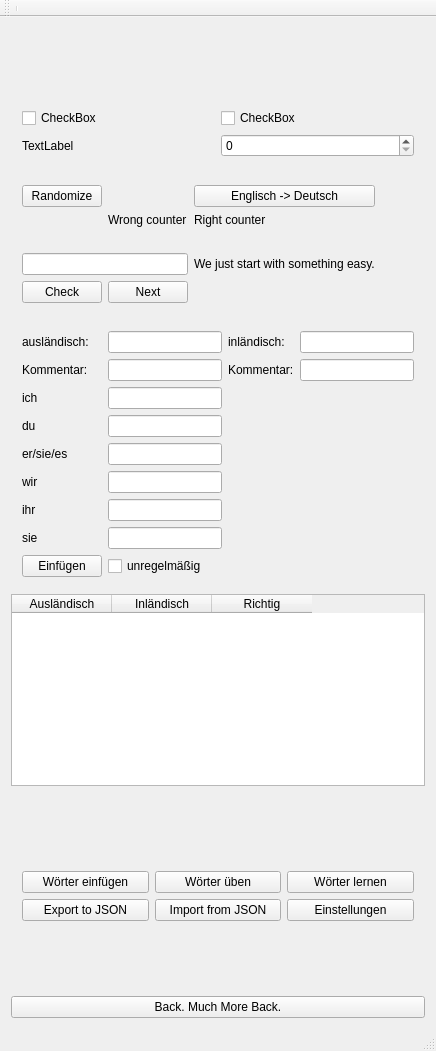
The window that mainwindow.ui (MisterHyde/vocaburglary) describes before a commit, drawn with Qt 5.
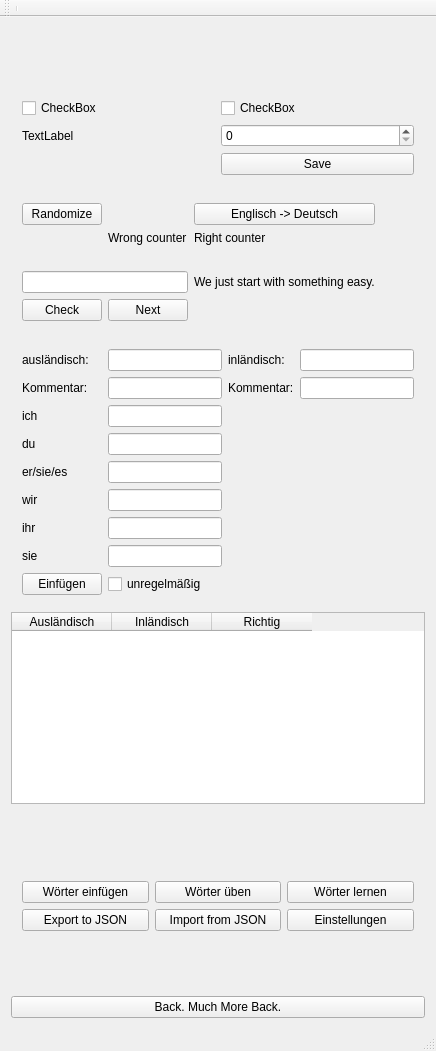
The same window after the commit.

The edit to the form file:
```diff
--- a/mainwindow.ui
+++ b/mainwindow.ui
@@ -67,6 +67,13 @@
        <item row="1" column="1">
         <widget class="QSpinBox" name="spinBox"/>
        </item>
+       <item row="2" column="1">
+        <widget class="QPushButton" name="pushButtonSaveConfig">
+         <property name="text">
+          <string>Save</string>
+         </property>
+        </widget>
+       </item>
       </layout>
      </widget>
     </item>
```
